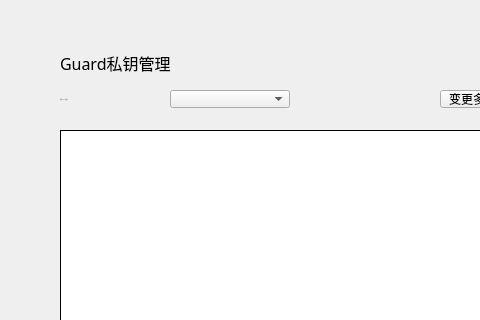
This is LNKWallet/guard/GuardKeyManagePage.ui in HcashOrg/hx-indicator as Qt 5 draws it before an edit; both pictures show x 0 to 480 and y 0 to 320 of the 770 by 510 pixel window. The edited form follows.
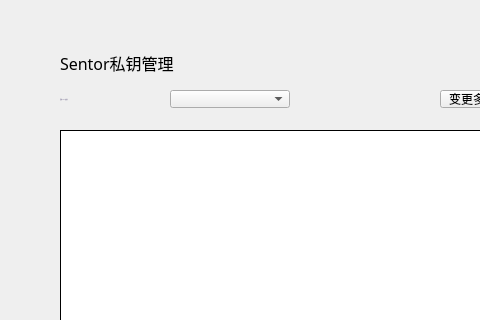
This is the edited form.

What changed in the file:
```diff
--- a/LNKWallet/guard/GuardKeyManagePage.ui
+++ b/LNKWallet/guard/GuardKeyManagePage.ui
@@ -232,7 +232,7 @@
     <string notr="true"/>
    </property>
    <property name="text">
-    <string>Guard私钥管理</string>
+    <string>Sentor私钥管理</string>
    </property>
   </widget>
   <widget class="QToolButton" name="historyBtn">
```
